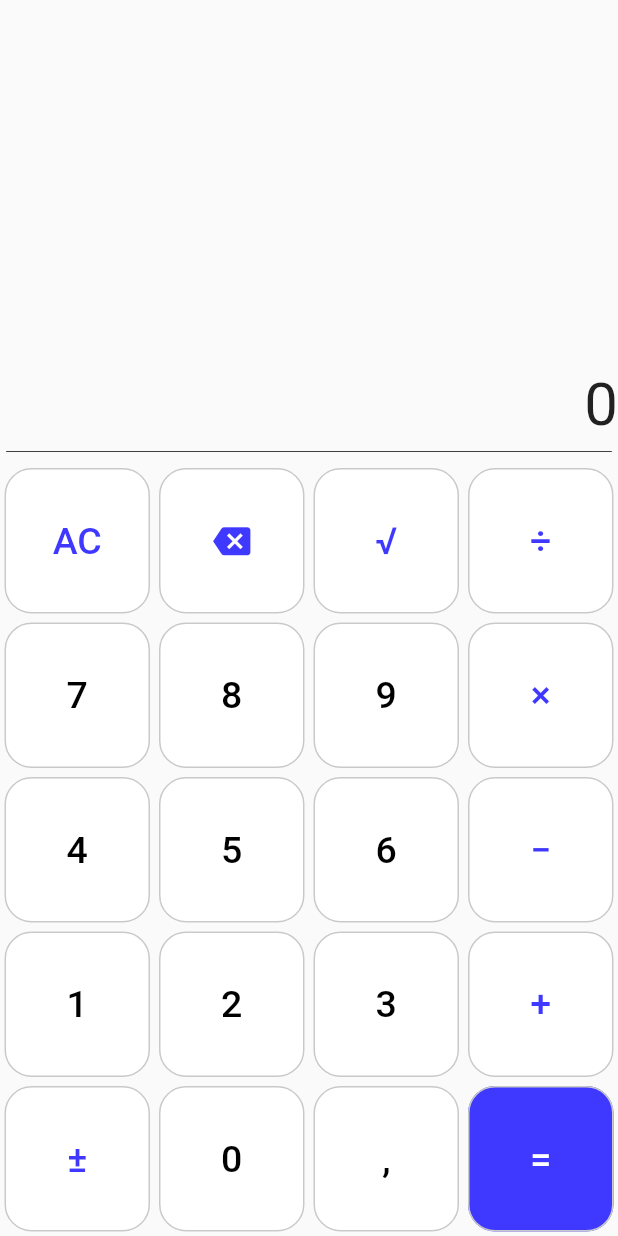
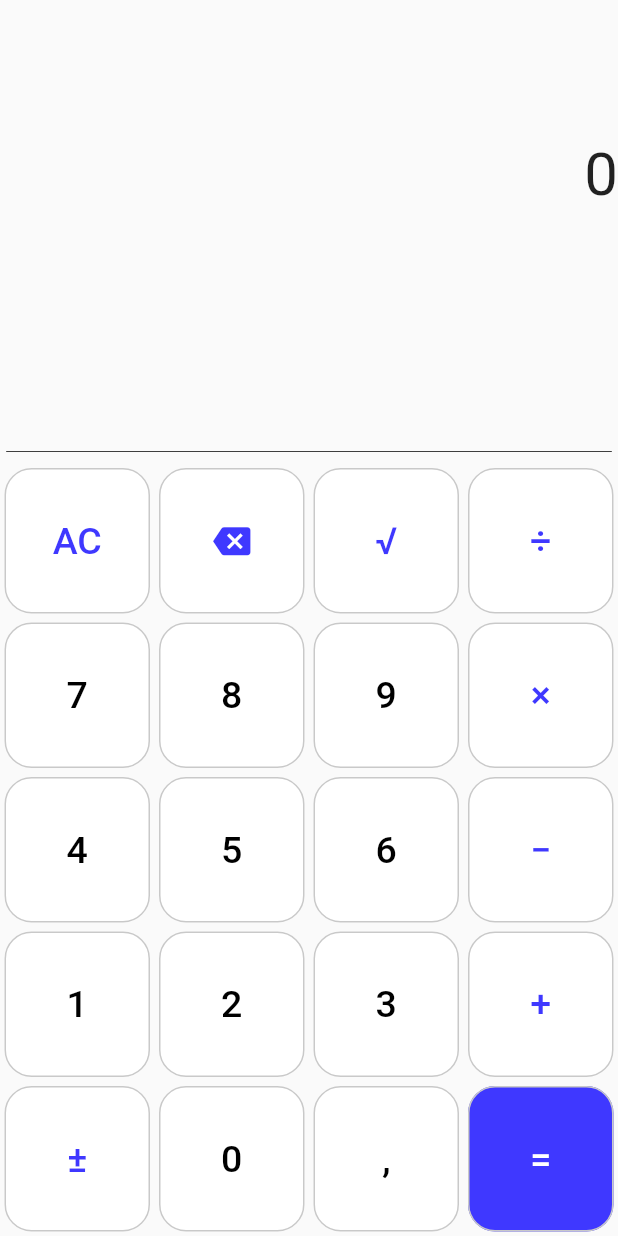
Before and after one commit to xAdiro/Flutter-calculator, a Flutter app: the screen it shows after launch, on a phone screen of 412 x 824 dp. Run offline on Flutter 3.47's test engine with Material 2 defaults, Android fonts, the phone set to English and light mode, and no system bars; our stand-ins replace decimal; missing offline and left inert: eventify.

Commit message:
Adding some very basic calculation history

```diff
--- a/lib/calculator_screen/layout.dart
+++ b/lib/calculator_screen/layout.dart
@@ -1,20 +1,25 @@
-import 'dart:ui';
-
 import 'package:flutter/cupertino.dart';
 import 'package:flutter/material.dart';
 import 'package:eventify/eventify.dart';
 
 ///Used to display actions from @ButtonPanel
-// ignore: must_be_immutable
 class CalculatorScreen extends StatefulWidget {
   CalculatorScreen({Key? key}) : super(key: key);
 
-  var _display = "\n0"; //current displayed value
+  //var _display = "0";
+  final _lines = [CalcField('0')]; //current displayed value
   final _eventEmitter = EventEmitter();
 
   void setDisplay(String newValue) {
-    _display = newValue;
+    _lines[0] = CalcField(newValue);
     _eventEmitter.emit("update", null, ""); //signal to update state
+  }
+
+  void newLine(String newValue) {
+    _lines[0] = CalcField(_lines[0].text + "=");
+    _lines.insert(0, CalcField(newValue));
+    _lines.insert(0, CalcField(newValue));
+    _eventEmitter.emit("update", null, ""); //start writing new line
   }
 
   @override
@@ -29,16 +34,31 @@ class _CalculatorScreenState extends State<CalculatorScreen> {
       setState(() {});
     });
 
-    return Column(
-      children: [
-        Container(
-          child: Text(widget._display,
-              style: const TextStyle(
-                fontSize: 40,
-              )),
-          alignment: Alignment.topRight,
-        ),
-      ],
+    return SizedBox(
+      child: ListView(
+        children: [for (var i in widget._lines.reversed) i],
+        shrinkWrap: true,
+        scrollDirection: Axis.vertical,
+      ),
+      height: 200,
     );
   }
 }
+
+class CalcField extends StatelessWidget {
+  final String text;
+
+  const CalcField(this.text, {Key? key}) : super(key: key);
+  @override
+  Widget build(BuildContext context) {
+    return Container(
+      child: Text(
+        text,
+        style: const TextStyle(
+          fontSize: 40,
+        ),
+      ),
+      alignment: Alignment.topRight,
+    );
+  }
+}
```
Also changed, not shown: lib/calculator_screen/animations.dart (added, +19 -0 lines), lib/logic/operations.dart (+23 -20 lines).
